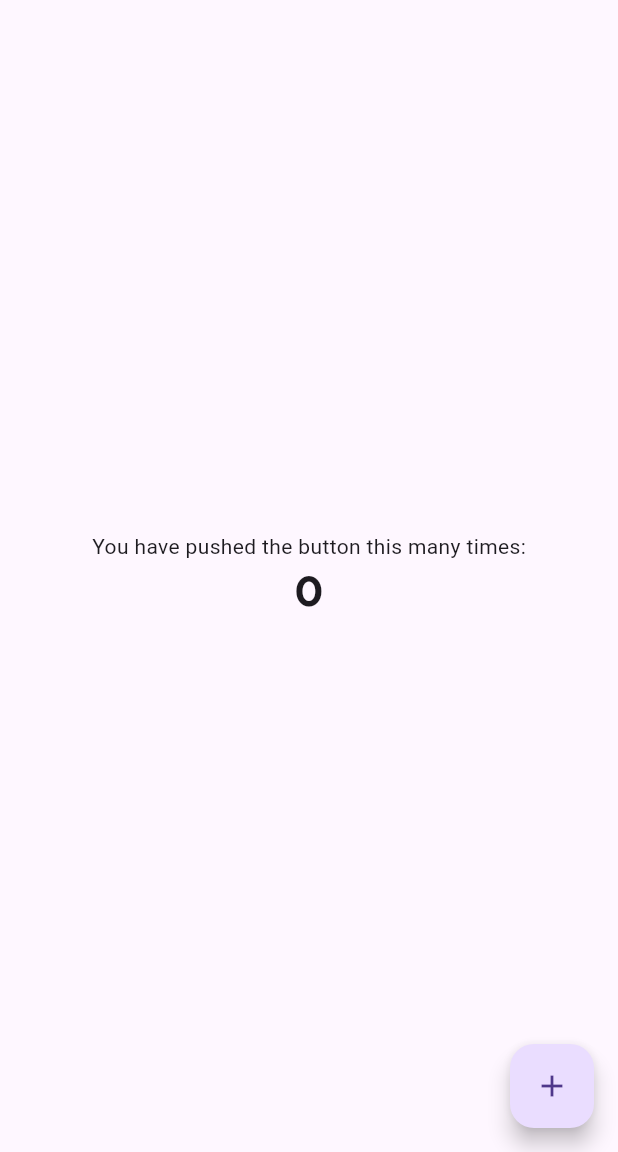
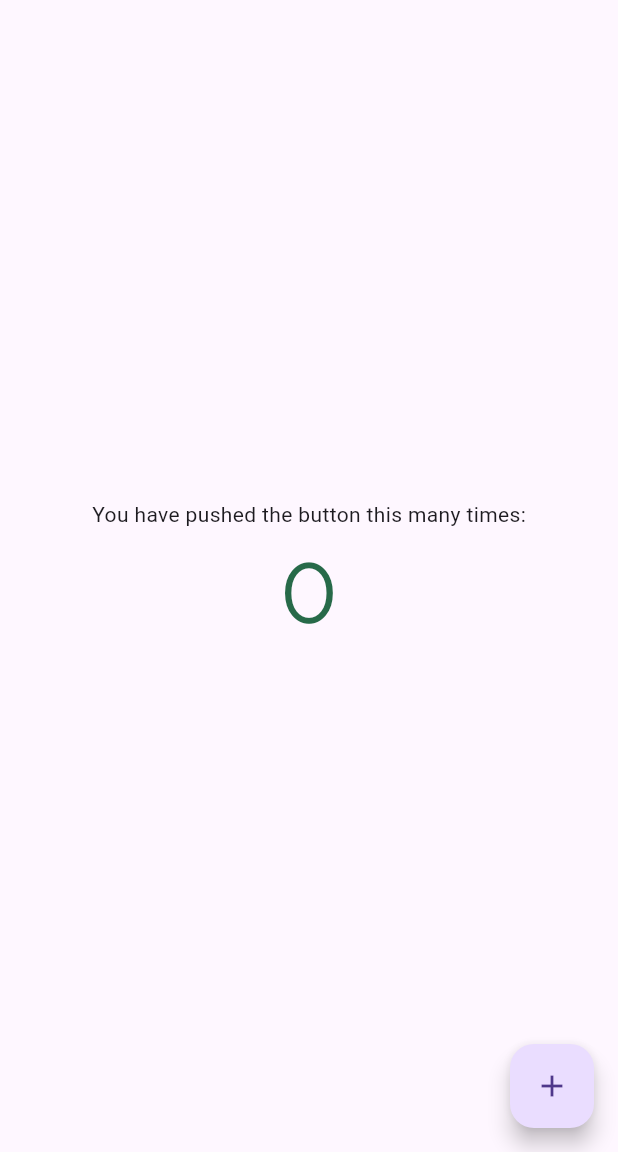
Before and after one commit to cyberGeiger-GmbH/new_geiger_toolbox, a Flutter app: the screen it shows after launch, on a phone screen of 412 x 824 dp, the part 84-1236 px from its top. Run offline on Flutter 3.47's test engine with Material 3 defaults, Android fonts, the phone set to English and light mode, and no system bars; our stand-ins replace freezed_annotation.

Commit message:
fix(core_ui): add big text style

```diff
--- a/packages/core_ui/example/lib/main.dart
+++ b/packages/core_ui/example/lib/main.dart
@@ -14,7 +14,7 @@ class MyApp extends StatelessWidget {
     return MaterialApp(
       title: 'Flutter Demo',
       theme: Theme.of(context).copyWith(
-        extensions: [AppColorsTheme.light(), AppTextsTheme.main()],
+        extensions: [AppColorsTheme.light(), AppTextsTheme.regular()],
       ),
       home: const MyHomePage(title: 'Flutter Demo Home Page'),
     );
@@ -95,8 +95,8 @@ class _MyHomePageState extends State<MyHomePage> {
             ),
             Text(
               '$_counter',
-              style: Theme.of(context).appTexts.appText.bigTitle.copyWith(
-                  color: Theme.of(context).appColors.appColors.background),
+              style: Theme.of(context).appTexts.appText.displayLarge.copyWith(
+                  color: Theme.of(context).appColors.appColor.primary),
             ),
           ],
         ),
--- /dev/null
+++ b/packages/core_ui/lib/foundation/app_text.dart
@@ -0,0 +1,265 @@
+library core_ui;
+
+import 'package:core_ui/gen/fonts.gen.dart';
+import 'package:core_ui/tokens/typography.dart' as typo;
+import 'package:flutter/material.dart';
+import 'package:freezed_annotation/freezed_annotation.dart';
+part 'app_text.freezed.dart';
+
+@freezed
+class AppText with _$AppText {
+  const AppText._();
+
+  const factory AppText(
+      {required TextStyle displayLarge,
+      required TextStyle displayMedium,
+      required TextStyle displaySmall,
+      required TextStyle headlineLarge,
+      required TextStyle headlineMedium,
+      required TextStyle headlineSmall,
+      required TextStyle titleLarge,
+      required TextStyle titleMedium,
+      required TextStyle titleSmall,
+      required TextStyle labelLarge,
+      required TextStyle labelMedium,
+      required TextStyle labelSmall,
+      required TextStyle bodyLarge,
+      required TextStyle bodyMedium,
+      required TextStyle bodySmall}) = $AppText;
+
+  factory AppText.regular() => const AppText(
+        bodySmall: TextStyle(
+            fontFamily: FontFamily.ttNorms,
+            package: 'core_ui',
+            fontWeight: FontWeight.w400,
+            fontSize: fontSizeBs,
+            decoration: TextDecoration.none),
+        bodyMedium: TextStyle(
+            fontFamily: FontFamily.ttNorms,
+            package: 'core_ui',
+            fontWeight: FontWeight.w400,
+            fontSize: fontSizeBm,
+            decoration: TextDecoration.none),
+        bodyLarge: TextStyle(
+            fontFamily: FontFamily.ttNorms,
+            package: 'core_ui',
+            fontWeight: FontWeight.w400,
+            fontSize: fontSizeBl,
+            decoration: TextDecoration.none),
+        labelSmall: TextStyle(
+            fontFamily: FontFamily.ttNorms,
+            package: 'core_ui',
+            fontWeight: FontWeight.w400,
+            fontSize: fontSizeLs,
+            decoration: TextDecoration.none),
+        labelMedium: TextStyle(
+            fontFamily: FontFamily.ttNorms,
+            package: 'core_ui',
+            fontWeight: FontWeight.w400,
+            fontSize: fontSizeLm,
+            decoration: TextDecoration.none),
+        labelLarge: TextStyle(
+            fontFamily: FontFamily.ttNorms,
+            package: 'core_ui',
+            fontWeight: FontWeight.w400,
+            fontSize: fontSizeLl,
+            decoration: TextDecoration.none),
+        titleSmall: TextStyle(
+            fontFamily: FontFamily.ttNorms,
+            package: 'core_ui',
+            fontWeight: FontWeight.w400,
+            fontSize: fontSizeTs,
+            decoration: TextDecoration.none),
+        titleMedium: TextStyle(
+            fontFamily: FontFamily.ttNorms,
+            package: 'core_ui',
+            fontWeight: FontWeight.normal,
+            fontSize: fontSizeTm,
+            decoration: TextDecoration.none),
+        titleLarge: TextStyle(
+            fontFamily: FontFamily.ttNorms,
+            package: 'core_ui',
+            fontWeight: FontWeight.normal,
+            fontSize: fontSizeTl,
+            decoration: TextDecoration.none),
+        headlineSmall: TextStyle(
+            fontFamily: FontFamily.ttNorms,
+            package: 'core_ui',
+            fontWeight: FontWeight.normal,
+            fontSize: fontSizeHs,
+            decoration: TextDecoration.none),
+        headlineMedium: TextStyle(
+            fontFamily: FontFamily.ttNorms,
+            package: 'core_ui',
+            fontWeight: FontWeight.normal,
+            fontSize: fontSizeHm,
+            decoration: TextDecoration.none),
+        headlineLarge: TextStyle(
+            fontFamily: FontFamily.ttNorms,
+            package: 'core_ui',
+            fontWeight: FontWeight.normal,
+            fontSize: fontSizeHl,
+            decoration: TextDecoration.none),
+        displaySmall: TextStyle(
+            fontFamily: FontFamily.ttNorms,
+            package: 'core_ui',
+            fontWeight: FontWeight.normal,
+            fontSize: fontSizeDs,
+            decoration: TextDecoration.none),
+        displayMedium: TextStyle(
+            fontFamily: FontFamily.ttNorms,
+            package: 'core_ui',
+            fontWeight: FontWeight.normal,
+            fontSize: fontSizeDm,
+            decoration: TextDecoration.none),
+        displayLarge: TextStyle(
+            fontFamily: FontFamily.ttNorms,
+            package: 'core_ui',
+            fontWeight: FontWeight.normal,
+            fontSize: fontSizeDl,
+            decoration: TextDecoration.none),
+      );
+
+  factory AppText.big() => const AppText(
+        bodySmall: TextStyle(
+            fontFamily: FontFamily.ttNorms,
+            package: 'core_ui',
+            fontWeight: FontWeight.bold,
+            fontSize: fontSizeBsB,
+            decoration: TextDecoration.none),
+        bodyMedium: TextStyle(
+            fontFamily: FontFamily.ttNorms,
+            package: 'core_ui',
+            fontWeight: FontWeight.w400,
+            fontSize: fontSizeXBm,
+            decoration: TextDecoration.none),
+        bodyLarge: TextStyle(
+            fontFamily: FontFamily.ttNorms,
+            package: 'core_ui',
+            fontWeight: FontWeight.w400,
+            fontSize: fontSizeXBl,
+            decoration: TextDecoration.none),
+        labelSmall: TextStyle(
+            fontFamily: FontFamily.ttNorms,
+            package: 'core_ui',
+            fontWeight: FontWeight.w400,
+            fontSize: fontSizeLsB,
+            decoration: TextDecoration.none),
+        labelMedium: TextStyle(
+            fontFamily: FontFamily.ttNorms,
+            package: 'core_ui',
+            fontWeight: FontWeight.w400,
+            fontSize: fontSizeXLm,
+            decoration: TextDecoration.none),
+        labelLarge: TextStyle(
+            fontFamily: FontFamily.ttNorms,
+            package: 'core_ui',
+            fontWeight: FontWeight.w400,
+            fontSize: fontSizeXLl,
+            decoration: TextDecoration.none),
+        titleSmall: TextStyle(
+            fontFamily: FontFamily.ttNorms,
+            package: 'core_ui',
+            fontWeight: FontWeight.w400,
+            fontSize: fontSizeTsB,
+            decoration: TextDecoration.none),
+        titleMedium: TextStyle(
+            fontFamily: FontFamily.ttNorms,
+            package: 'core_ui',
+            fontWeight: FontWeight.w400,
+            fontSize: fontSizeXTm,
+            decoration: TextDecoration.none),
+        titleLarge: TextStyle(
+            fontFamily: FontFamily.ttNorms,
+            package: 'core_ui',
+            fontWeight: FontWeight.w400,
+            fontSize: fontSizeXTl,
+            decoration: TextDecoration.none),
+        headlineSmall: TextStyle(
+            fontFamily: FontFamily.ttNorms,
+            package: 'core_ui',
+            fontWeight: FontWeight.w400,
+            fontSize: fontSizeHsB,
+            decoration: TextDecoration.none),
+        headlineMedium: TextStyle(
+            fontFamily: FontFamily.ttNorms,
+            package: 'core_ui',
+            fontWeight: FontWeight.w400,
+            fontSize: fontSizeXHm,
+            decoration: TextDecoration.none),
+        headlineLarge: TextStyle(
+            fontFamily: FontFamily.ttNorms,
+            package: 'core_ui',
+            fontWeight: FontWeight.w400,
+            fontSize: fontSizeXHl,
+            decoration: TextDecoration.none),
+        displaySmall: TextStyle(
+            fontFamily: FontFamily.ttNorms,
+            package: 'core_ui',
+            fontWeight: FontWeight.w400,
+            fontSize: fontSizeDsB,
+            decoration: TextDecoration.none),
+        displayMedium: TextStyle(
+            fontFamily: FontFamily.ttNorms,
+            package: 'core_ui',
+            fontWeight: FontWeight.w400,
+            fontSize: fontSizeXDm,
+            decoration: TextDecoration.none),
+        displayLarge: TextStyle(
+            fontFamily: FontFamily.ttNorms,
+            package: 'core_ui',
+            fontWeight: FontWeight.w400,
+            fontSize: fontSizeXDl,
+            decoration: TextDecoration.none),
+      );
+
+//display sizes
+  static const double fontSizeXDl = typo.Typography.sizeXXLB;
+  static const double fontSizeDl = typo.Typography.sizeXXL;
+
+  static const double fontSizeXDm = typo.Typography.sizeXLB;
+  static const double fontSizeDm = typo.Typography.sizeXL;
+
+  static const double fontSizeDsB = typo.Typography.sizeXLSB;
+  static const double fontSizeDs = typo.Typography.sizeLS;
+
+//headline sizes
+  static const double fontSizeXHl = typo.Typography.sizeLSB;
+  static const double fontSizeHl = typo.Typography.sizeL;
+
+  static const double fontSizeXHm = typo.Typography.sizeLS;
+  static const double fontSizeHm = typo.Typography.sizeXXMB;
+
+  static const double fontSizeHsB = typo.Typography.sizeL;
+  static const double fontSizeHs = typo.Typography.sizeXMB;
+
+// title sizes
+  static const double fontSizeXTl = typo.Typography.sizeXXMB;
+  static const double fontSizeTl = typo.Typography.sizeMB;
+
+  static const double fontSizeXTm = typo.Typography.sizeXMB;
+  static const double fontSizeTm = typo.Typography.sizeMS;
+
+  static const double fontSizeTsB = typo.Typography.sizeM;
+  static const double fontSizeTs = typo.Typography.sizeSM;
+
+//label sizes
+  static const double fontSizeXLl = typo.Typography.sizeM;
+  static const double fontSizeLl = typo.Typography.sizeSM;
+
+  static const double fontSizeXLm = typo.Typography.sizeMS;
+  static const double fontSizeLm = typo.Typography.sizeS;
+
+  static const double fontSizeLsB = typo.Typography.sizeMS;
+  static const double fontSizeLs = typo.Typography.sizeXS;
+
+  //body sizes
+  static const double fontSizeXBl = typo.Typography.sizeXMB;
+  static const double fontSizeBl = typo.Typography.sizeM;
+
+  static const double fontSizeXBm = typo.Typography.sizeM;
+  static const double fontSizeBm = typo.Typography.sizeSM;
+
+  static const double fontSizeBsB = typo.Typography.sizeMS;
+  static const double fontSizeBs = typo.Typography.sizeS;
+}
--- a/packages/core_ui/lib/foundation/app_typo.dart
+++ /dev/null
@@ -1,112 +0,0 @@
-library core_ui;
-
-import 'package:core_ui/gen/fonts.gen.dart';
-import 'package:core_ui/tokens/typography.dart';
-import 'package:flutter/material.dart';
-import 'package:freezed_annotation/freezed_annotation.dart';
-part 'app_typo.freezed.dart';
-
-@freezed
-class AppTypo with _$AppTypo {
-  AppTypo._();
-
-  factory AppTypo(
-      {required TextStyle smallBody,
-      required TextStyle reqularBody,
-      required TextStyle bigBody,
-      required TextStyle smallTitle,
-      required TextStyle mediumTitle,
-      required TextStyle bigTitle}) = $AppTypo;
-
-  factory AppTypo.regular() => AppTypo(
-        smallBody: const TextStyle(
-            fontFamily: FontFamily.ttNorms,
-            package: 'core_ui',
-            fontWeight: FontWeight.w400,
-            fontSize: fontSizeXXSmall,
-            decoration: TextDecoration.none),
-        reqularBody: const TextStyle(
-            fontFamily: FontFamily.ttNorms,
-            package: 'core_ui',
-            fontWeight: FontWeight.w400,
-            fontSize: fontSizeBodyText,
-            decoration: TextDecoration.none),
-        bigBody: const TextStyle(
-            fontFamily: FontFamily.ttNorms,
-            package: 'core_ui',
-            fontWeight: FontWeight.w400,
-            fontSize: fontSizeH5,
-            decoration: TextDecoration.none),
-        smallTitle: const TextStyle(
-            fontFamily: FontFamily.ttNorms,
-            package: 'core_ui',
-            fontWeight: FontWeight.bold,
-            fontSize: fontSizeSmall,
-            decoration: TextDecoration.none),
-        mediumTitle: const TextStyle(
-            fontFamily: FontFamily.ttNorms,
-            package: 'core_ui',
-            fontWeight: FontWeight.bold,
-            fontSize: fontSizeH6,
-            decoration: TextDecoration.none),
-        bigTitle: const TextStyle(
-            fontFamily: FontFamily.ttNorms,
-            package: 'core_ui',
-            fontWeight: FontWeight.bold,
-            fontSize: fontSizeH5,
-            decoration: TextDecoration.none),
-      );
-
-  factory AppTypo.small() => AppTypo(
-        smallBody: const TextStyle(
-            fontFamily: FontFamily.ttNorms,
-            package: 'core_ui',
-            fontWeight: FontWeight.w400,
-            fontSize: fontSizeXXSmall,
-            decoration: TextDecoration.none),
-        reqularBody: const TextStyle(
-            fontFamily: FontFamily.ttNorms,
-            package: 'core_ui',
-            fontWeight: FontWeight.w400,
-            fontSize: fontSizeXSmall,
-            decoration: TextDecoration.none),
-        bigBody: const TextStyle(
-            fontFamily: FontFamily.ttNorms,
-            package: 'core_ui',
-            fontWeight: FontWeight.w400,
-            fontSize: fontSizeH6,
-            decoration: TextDecoration.none),
-        smallTitle: const TextStyle(
-            fontFamily: FontFamily.ttNorms,
-            package: 'core_ui',
-            fontWeight: FontWeight.bold,
-            fontSize: fontSizeXSmall,
-            decoration: TextDecoration.none),
-        mediumTitle: const TextStyle(
-            fontFamily: FontFamily.ttNorms,
-            package: 'core_ui',
-            fontWeight: FontWeight.bold,
-            fontSize: fontSizeSmall,
-            decoration: TextDecoration.none),
-        bigTitle: const TextStyle(
-            fontFamily: FontFamily.ttNorms,
-            package: 'core_ui',
-            fontWeight: FontWeight.bold,
-            fontSize: fontSizeH6,
-            decoration: TextDecoration.none),
-      );
-
-//sizes
-  static const double fontSizeH1 = Typo.sizeXXL;
-  static const double fontSizeH2 = Typo.sizeXL;
-  static const double fontSizeH3 = Typo.sizeLG;
-  static const double fontSizeH4 = Typo.sizeMD;
-  static const double fontSizeH5 = Typo.sizeSL;
-  static const double fontSizeH6 = Typo.sizeSM;
-  static const double fontSizeBodyText = Typo.sizeXS;
-  static const double fontSizeLabel = Typo.sizeXS;
-  static const double fontSizeLink = Typo.sizeXS;
-  static const double fontSizeSmall = Typo.sizeXS;
-  static const double fontSizeXSmall = Typo.sizeXXS;
-  static const double fontSizeXXSmall = Typo.sizeXXXS;
-}
--- a/packages/core_ui/lib/foundation/themes/app_texts_theme.dart
+++ b/packages/core_ui/lib/foundation/themes/app_texts_theme.dart
@@ -1,19 +1,21 @@
 library core_ui;
 
-import 'package:core_ui/foundation/app_typo.dart';
+import 'package:core_ui/foundation/app_text.dart';
 import 'package:flutter/material.dart';
 
 class AppTextsTheme extends ThemeExtension<AppTextsTheme> {
-  final AppTypo appText;
+  final AppText _appText;
 
-  const AppTextsTheme._({required this.appText});
+  const AppTextsTheme._(this._appText);
 
-  factory AppTextsTheme.main() => AppTextsTheme._(appText: AppTypo.regular());
-  factory AppTextsTheme.small() => AppTextsTheme._(appText: AppTypo.small());
+  factory AppTextsTheme.regular() => AppTextsTheme._(AppText.regular());
+  factory AppTextsTheme.big() => AppTextsTheme._(AppText.big());
+
+  AppText get appText => _appText;
 
   @override
   ThemeExtension<AppTextsTheme> copyWith() {
-    return AppTextsTheme._(appText: appText);
+    return AppTextsTheme._(appText);
   }
 
   @override
--- a/packages/core_ui/lib/tokens/typography.dart
+++ b/packages/core_ui/lib/tokens/typography.dart
@@ -1,15 +1,26 @@
-class Typo {
+class Typography {
   //don't allow user to create an instance
-  Typo._();
+  Typography._();
 
   //sizes
-  static const double sizeXXXS = 9;
-  static const double sizeXXS = 10;
-  static const double sizeXS = 12;
-  static const double sizeSM = 20;
-  static const double sizeSL = 28;
-  static const double sizeMD = 34;
-  static const double sizeLG = 40;
-  static const double sizeXL = 48;
-  static const double sizeXXL = 55;
+
+  static const double sizeXS = 11;
+  static const double sizeS = 12;
+  static const double sizeSM = 14;
+
+  static const double sizeMS = 16;
+  static const double sizeM = 20;
+  static const double sizeMB = 22;
+  static const double sizeXMB = 24;
+  static const double sizeXXMB = 28;
+
+  static const double sizeL = 32;
+  static const double sizeLS = 36;
+  static const double sizeLSB = 40;
+  static const double sizeXLSB = 44;
+
+  static const double sizeXL = 45;
+  static const double sizeXLB = 52;
+  static const double sizeXXL = 57;
+  static const double sizeXXLB = 64;
 }
```
Also changed, not shown: packages/core_ui/lib/foundation/app_text.freezed.dart (added), packages/core_ui/lib/foundation/app_typo.freezed.dart (deleted).
